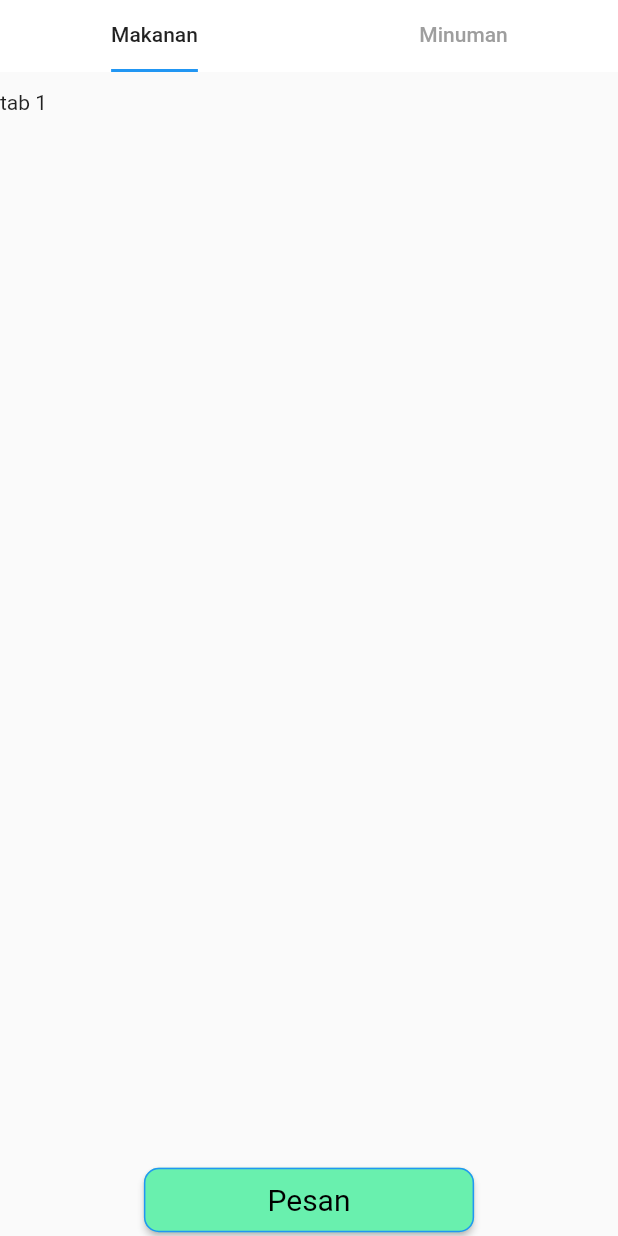
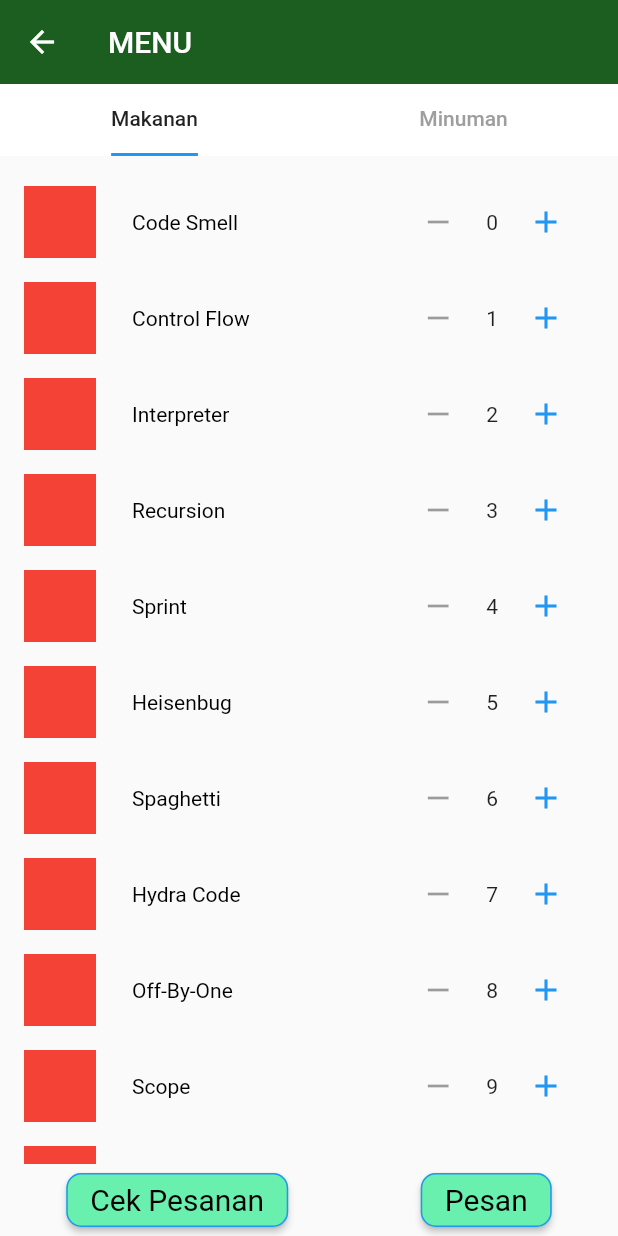
Before and after one commit to meyrussandi/cashier_app, a Flutter app: the screen it shows after launch, after a tap on "Login", after a tap on the "add" icon, on a phone screen of 412 x 824 dp. Run offline on Flutter 3.47's test engine with Material 2 defaults, Android fonts, the phone set to English and light mode, and no system bars.

```diff
--- a/lib/pages/dashboard_page/dashboard_page.dart
+++ b/lib/pages/dashboard_page/dashboard_page.dart
@@ -47,7 +47,7 @@ class _DashboardPageState extends State<DashboardPage> {
                     currentAccountPicture: CircleAvatar(
                       backgroundColor:
                           Theme.of(context).platform == TargetPlatform.iOS
-                              ? Colors.green.shade900
+                              ? Colors.white
                               : Colors.white,
                       child: Text("N"),
                     ),
@@ -68,7 +68,11 @@ class _DashboardPageState extends State<DashboardPage> {
               SliverAppBar(
                 title: Text("DASHBOARD"),
                 backgroundColor: Colors.green[900],
-              )
+              ),
+              SliverToBoxAdapter(child: Container(
+                margin: EdgeInsets.symmetric(horizontal: defaultMargin),
+                child: Image.asset("assets/images/logo2.jpg"),
+              ),)
             ];
           },
           body: Container(
@@ -80,9 +84,7 @@ class _DashboardPageState extends State<DashboardPage> {
                       topRight: Radius.circular(defaultMargin))),
               child: Column(
                 children: [
-                  Container(
-                    child: Image.asset("assets/images/logo2.jpg"),
-                  ),
+
                   Text("List Pesanan",
                       style: TextStyle(fontSize: 24, color: Colors.black)),
                   Expanded(
@@ -91,7 +93,7 @@ class _DashboardPageState extends State<DashboardPage> {
                     child: _PesananList(),
                   )),
                   //Divider(height: 4, color: Colors.black),
-                  // _PesananTotal(),
+                   _PesananTotal(),
                   // ElevatedButton(
                   //     onPressed: () {
                   //       Navigator.pushNamed(context, "/menu");
--- a/lib/pages/login_page/login_page.dart
+++ b/lib/pages/login_page/login_page.dart
@@ -103,7 +103,7 @@ class LoginPage extends StatelessWidget {
                           children: [
                             TextFormField(
                               controller: txtUsername,
-                              textAlign: TextAlign.center,
+                              textAlign: TextAlign.left,
                               decoration: InputDecoration(
                                   prefixIcon: Icon(Icons.perm_identity),
                                   hintText: "Username",
@@ -123,7 +123,7 @@ class LoginPage extends StatelessWidget {
                             TextFormField(
                               controller: txtPassword,
                               obscureText: true,
-                              textAlign: TextAlign.center,
+                              textAlign: TextAlign.left,
                               decoration: InputDecoration(
                                   prefixIcon: Icon(
                                     Icons.vpn_key_outlined,
--- a/lib/pages/menu_page/menu_page.dart
+++ b/lib/pages/menu_page/menu_page.dart
@@ -25,8 +25,27 @@ class _MenuPageState extends State<MenuPage> with TickerProviderStateMixin {
     double defaultMargin = widthSreen * 0.1;
     return Scaffold(
       bottomSheet: Row(
-        mainAxisAlignment: MainAxisAlignment.center,
+        mainAxisAlignment: MainAxisAlignment.spaceAround,
         children: [
+          ElevatedButton(
+              onPressed: () {
+                Navigator.pushReplacementNamed(context, "/dashboard");
+              },
+              style: ButtonStyle(
+                  backgroundColor:
+                  MaterialStateProperty.all<Color>(Colors.greenAccent),
+                  shape: MaterialStateProperty.all<RoundedRectangleBorder>(
+                      RoundedRectangleBorder(
+                          borderRadius: BorderRadius.circular(10),
+                          side: BorderSide(color: Colors.blue))),
+                  ),
+              child: Text(
+                "Cek Pesanan",
+                style: TextStyle(
+                    color: Colors.black,
+                    fontSize: 20,
+                    fontWeight: FontWeight.w400),
+              )),
           ElevatedButton(
               onPressed: () {
                 Navigator.pushReplacementNamed(context, "/dashboard");
@@ -38,9 +57,7 @@ class _MenuPageState extends State<MenuPage> with TickerProviderStateMixin {
                       RoundedRectangleBorder(
                           borderRadius: BorderRadius.circular(10),
                           side: BorderSide(color: Colors.blue))),
-                  padding: MaterialStateProperty.all<EdgeInsets>(
-                      EdgeInsets.symmetric(
-                          horizontal: widthSreen * 0.2, vertical: 10))),
+              ),
               child: Text(
                 "Pesan",
                 style: TextStyle(
@@ -53,6 +70,17 @@ class _MenuPageState extends State<MenuPage> with TickerProviderStateMixin {
       body: SafeArea(
         child: CustomScrollView(
           slivers: [
+            SliverAppBar(
+              pinned: false,
+              backgroundColor: Colors.green.shade900,
+              title: Text("MENU"),
+              leading: GestureDetector(
+                onTap: () {
+                  Navigator.pop(context);
+                },
+                child: Icon(Icons.arrow_back),
+              ),
+            ),
             SliverPersistentHeader(
                 pinned: true,
                 delegate: _SliverAppBarDelegate(
@@ -77,9 +105,19 @@ class _MenuPageState extends State<MenuPage> with TickerProviderStateMixin {
               child: TabBarView(
                 controller: _tabController,
                 children: [
-                  Text("tab 1"),
+                  ListView.builder(
+                    physics: NeverScrollableScrollPhysics(),
+                      itemCount: makanan.items.length,
+                      itemBuilder: (context, i){
+                    return _MyListMenu(i);
+                  }),
                   Text("tab 2"),
                 ],
+              ),
+            ),
+            SliverToBoxAdapter(
+              child: SizedBox(
+                height: heightSreen * 0.1,
               ),
             ),
             // SliverList(
@@ -134,9 +172,10 @@ class _AddButton extends StatelessWidget {
       (pesanan) => pesanan.items.contains(makanan),
     );
     return TextButton(
-      onPressed: isInPesanan
-          ? null
-          : () {
+      onPressed:
+      // isInPesanan ? null :
+          ()
+      {
               var pesanan = context.read<PesananModel>();
               pesanan.add(makanan);
             },
@@ -149,7 +188,42 @@ class _AddButton extends StatelessWidget {
         }),
       ),
       child:
-          isInPesanan ? Icon(Icons.check, semanticLabel: 'ADDED') : Text('ADD'),
+         // isInPesanan ?
+          Icon(Icons.add, semanticLabel: 'ADDED')
+             // : Text('ADD'),
+    );
+  }
+}
+class _MinButton extends StatelessWidget {
+  final Makanan makanan;
+
+  const _MinButton({required this.makanan, Key? key}) : super(key: key);
+
+  @override
+  Widget build(BuildContext context) {
+    var isInPesanan = context.select<PesananModel, bool>(
+          (pesanan) => pesanan.items.contains(makanan),
+    );
+    return TextButton(
+        onPressed:
+         isInPesanan ?
+            ()
+        {
+          var pesanan = context.read<PesananModel>();
+          pesanan.remove(makanan);
+        } : null,
+        style: ButtonStyle(
+          overlayColor: MaterialStateProperty.resolveWith<Color?>((states) {
+            if (states.contains(MaterialState.pressed)) {
+              return Theme.of(context).primaryColor;
+            }
+            return null; // Defer to the widget's default.
+          }),
+        ),
+        child:
+        // isInPesanan ?
+        Icon(Icons.remove, semanticLabel: 'ADDED')
+      // : Text('ADD'),
     );
   }
 }
@@ -186,6 +260,8 @@ class _MyListMenu extends StatelessWidget {
             SizedBox(
               width: 24,
             ),
+            _MinButton(makanan: makanan),
+            Text(makanan.id.toString()),
             _AddButton(makanan: makanan)
           ],
         ),
```
